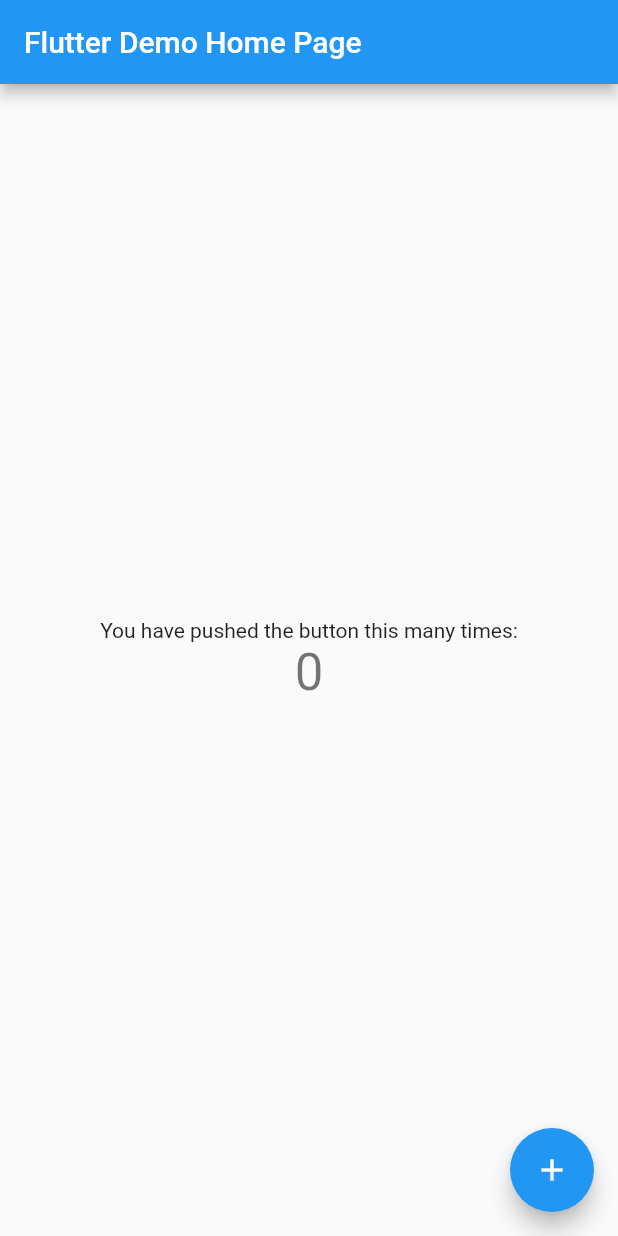
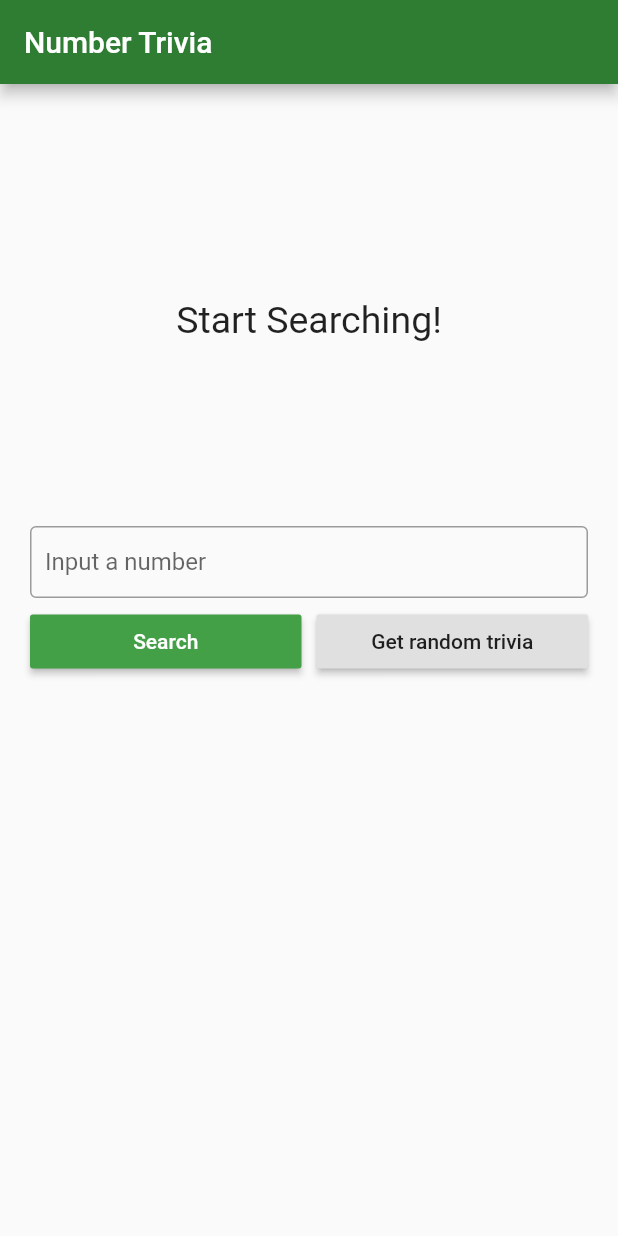
Before and after one commit to raghda-ali/flutter_clean_architecture_tdd, a Flutter app: the screen it shows after launch, on a phone screen of 412 x 824 dp. Run offline on Flutter 3.47's test engine with Material 2 defaults, Android fonts, the phone set to English and light mode, and no system bars; our stand-ins replace bloc, dartz, equatable, flutter_bloc, get_it, shared_preferences; missing offline and left inert: data_connection_checker_tv.

Commit message:
finished UI

```diff
--- /dev/null
+++ b/lib/features/number_trivia/presentation/pages/number_trivia_page.dart
@@ -0,0 +1,48 @@
+import 'package:clean_architecture_tdd/features/number_trivia/presentation/bloc/number_trivia_bloc.dart';
+import 'package:clean_architecture_tdd/features/number_trivia/presentation/widgets/loading_widget.dart';
+import 'package:clean_architecture_tdd/features/number_trivia/presentation/widgets/message_display.dart';
+import 'package:clean_architecture_tdd/features/number_trivia/presentation/widgets/trivia_control.dart';
+import 'package:clean_architecture_tdd/features/number_trivia/presentation/widgets/trivia_display.dart';
+import 'package:clean_architecture_tdd/injection_container.dart';
+import 'package:flutter/material.dart';
+import 'package:flutter_bloc/flutter_bloc.dart';
+
+class NumberTriviaPage extends StatelessWidget {
+  const NumberTriviaPage({Key? key}) : super(key: key);
+
+  @override
+  Widget build(BuildContext context) {
+    return Scaffold(
+      appBar: AppBar(
+        title: const Text('Number Trivia'),
+        backgroundColor: Colors.green.shade800,
+      ),
+      body: BlocProvider(
+        create: (_) => sl<NumberTriviaBloc>(),
+        child: SingleChildScrollView(
+          padding: const EdgeInsets.all(20),
+          child: Column(
+            children: [
+              BlocBuilder<NumberTriviaBloc, NumberTriviaState>(
+                builder: (context, state) {
+                  if (state is NumberTriviaInitial) {
+                    return const MessageDisplay(message: 'Start Searching!');
+                  } else if (state is NumberTriviaLoading) {
+                    return const LoadingWidget();
+                  } else if (state is NumberTriviaLoaded) {
+                    return TriviaDisplay(numberTrivia: state.numberTrivia);
+                  } else if (state is NumberTriviaFailure) {
+                    return MessageDisplay(message: state.errorMessage);
+                  } else {
+                    return const Text('Unexpected Error!');
+                  }
+                },
+              ),
+              const TriviaControls(),
+            ],
+          ),
+        ),
+      ),
+    );
+  }
+}
--- /dev/null
+++ b/lib/features/number_trivia/presentation/widgets/message_display.dart
@@ -0,0 +1,22 @@
+import 'package:flutter/material.dart';
+
+class MessageDisplay extends StatelessWidget {
+  final String message;
+  const MessageDisplay({Key? key, required this.message}) : super(key: key);
+
+  @override
+  Widget build(BuildContext context) {
+    return SizedBox(
+      height: MediaQuery.of(context).size.height / 3,
+      child: Center(
+        child: SingleChildScrollView(
+          child: Text(
+            message,
+            style: const TextStyle(fontSize: 25),
+            textAlign: TextAlign.center,
+          ),
+        ),
+      ),
+    );
+  }
+}
--- /dev/null
+++ b/lib/features/number_trivia/presentation/widgets/trivia_control.dart
@@ -0,0 +1,71 @@
+import 'package:flutter/material.dart';
+import 'package:flutter_bloc/flutter_bloc.dart';
+
+import '../bloc/number_trivia_bloc.dart';
+
+class TriviaControls extends StatefulWidget {
+  const TriviaControls({Key? key}) : super(key: key);
+
+  @override
+  _TriviaControlsState createState() => _TriviaControlsState();
+}
+
+class _TriviaControlsState extends State<TriviaControls> {
+  late String inputStr;
+  final controller = TextEditingController();
+
+  @override
+  Widget build(BuildContext context) {
+    return Column(
+      children: [
+        TextField(
+          controller: controller,
+          onChanged: (value) {
+            inputStr = value;
+          },
+          textInputAction: TextInputAction.done,
+          decoration: const InputDecoration(
+            contentPadding: EdgeInsets.symmetric(horizontal: 10),
+            hintText: 'Input a number',
+            border: OutlineInputBorder(),
+          ),
+          onSubmitted: (_) => dispatchConcrete(),
+        ),
+        const SizedBox(
+          height: 5,
+        ),
+        Row(
+          children: [
+            Expanded(
+              child: RaisedButton(
+                child: const Text('Search'),
+                textTheme: ButtonTextTheme.primary,
+                color: Colors.green.shade600,
+                onPressed: dispatchConcrete,
+              ),
+            ),
+            const SizedBox(
+              width: 10,
+            ),
+            Expanded(
+              child: RaisedButton(
+                child: const Text('Get random trivia'),
+                onPressed: dispatchRandom,
+              ),
+            ),
+          ],
+        )
+      ],
+    );
+  }
+
+  void dispatchConcrete() {
+    controller.clear();
+    BlocProvider.of<NumberTriviaBloc>(context)
+        .add(GetTriviaForConcreteNumber(inputStr));
+  }
+
+  void dispatchRandom() {
+    BlocProvider.of<NumberTriviaBloc>(context).add(GetTriviaForRandomNumber());
+  }
+}
--- /dev/null
+++ b/lib/features/number_trivia/presentation/widgets/widgets.dart
@@ -0,0 +1,3 @@
+export 'loading_widget.dart';
+export 'message_display.dart';
+export 'trivia_display.dart';
--- a/lib/main.dart
+++ b/lib/main.dart
@@ -1,7 +1,9 @@
+import 'package:clean_architecture_tdd/features/number_trivia/presentation/pages/number_trivia_page.dart';
 import 'package:flutter/material.dart';
 import 'injection_container.dart' as di;
 
-void main() async{
+void main() async {
+  WidgetsFlutterBinding.ensureInitialized();
   await di.init();
   runApp(const MyApp());
 }
@@ -11,58 +13,9 @@ class MyApp extends StatelessWidget {
 
   @override
   Widget build(BuildContext context) {
-    return MaterialApp(
-      title: 'Flutter Demo',
-      theme: ThemeData(
-        primarySwatch: Colors.blue,
-      ),
-      home: const MyHomePage(title: 'Flutter Demo Home Page'),
-    );
+    return const MaterialApp(
+        debugShowCheckedModeBanner: false,
+        title: 'Number Trivia',
+        home: NumberTriviaPage());
   }
 }
-
-class MyHomePage extends StatefulWidget {
-  const MyHomePage({Key? key, required this.title}) : super(key: key);
-  final String title;
-
-  @override
-  State<MyHomePage> createState() => _MyHomePageState();
-}
-
-class _MyHomePageState extends State<MyHomePage> {
-  int _counter = 0;
-
-  void _incrementCounter() {
-    setState(() {
-      _counter++;
-    });
-  }
-
-  @override
-  Widget build(BuildContext context) {
-    return Scaffold(
-      appBar: AppBar(
-        title: Text(widget.title),
-      ),
-      body: Center(
-        child: Column(
-          mainAxisAlignment: MainAxisAlignment.center,
-          children: <Widget>[
-            const Text(
-              'You have pushed the button this many times:',
-            ),
-            Text(
-              '$_counter',
-              style: Theme.of(context).textTheme.headline4,
-            ),
-          ],
-        ),
-      ),
-      floatingActionButton: FloatingActionButton(
-        onPressed: _incrementCounter,
-        tooltip: 'Increment',
-        child: const Icon(Icons.add),
-      ), // This trailing comma makes auto-formatting nicer for build methods.
-    );
-  }
-}
```
Also changed, not shown: lib/features/number_trivia/presentation/widgets/loading_widget.dart (added, +15 -0 lines), lib/features/number_trivia/presentation/widgets/trivia_display.dart (added, +39 -0 lines), lib/features/number_trivia/presentation/pages/number_trivia.dart (deleted).
